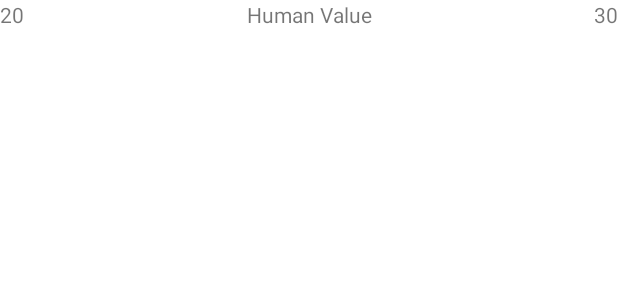
After one commit to Joan-Clarke-Tech-Collective/Raderie, an Android app: the layout compare_item.xml on its own in the app's theme, with its tools: preview values and no code run, on a phone screen of 412 x 824 dp. The commit adds this screen. Shown: the top 300 px of the screen. Run offline under Robolectric (Android 15) with nearby library versions, the phone set to English and light mode, and no system bars.

Commit message:
Various design changes, sharing adapter now shows full list of comparisons

```diff
--- a/app/src/main/java/org/clarkecollective/raderie/models/HumanValue.kt
+++ b/app/src/main/java/org/clarkecollective/raderie/models/HumanValue.kt
@@ -15,9 +15,7 @@ data class HumanValue(
     @ColumnInfo(name = "rating") var rating: Int = 0,
     @ColumnInfo(name = "k_factor") var kFactor: Double = 0.0)
     :java.io.Serializable {
-
     companion object {
         private const val serialVersionUID = 20221128L
     }
-
 }
--- /dev/null
+++ b/app/src/main/res/layout/compare_item.xml
@@ -0,0 +1,44 @@
+<?xml version="1.0" encoding="utf-8"?>
+<layout xmlns:tools="http://schemas.android.com/tools"
+    xmlns:android="http://schemas.android.com/apk/res/android"
+    xmlns:app="http://schemas.android.com/apk/res-auto">
+    <data>
+        <variable
+            name="comparison"
+            type="org.clarkecollective.raderie.ui.compare.Comparison" />
+    </data>
+
+    <androidx.constraintlayout.widget.ConstraintLayout
+        android:layout_width="match_parent"
+        android:layout_height="match_parent">
+
+        <TextView
+            android:id="@+id/compareHVTextView"
+            android:layout_width="0dp"
+            android:layout_height="wrap_content"
+            android:textAlignment="center"
+            android:text="@{comparison.friend.name}"
+            app:layout_constraintEnd_toStartOf="@+id/friendCompareScoreTV"
+            app:layout_constraintStart_toEndOf="@+id/meCompareScoreTV"
+            app:layout_constraintTop_toTopOf="parent"
+            tools:text="Human Value" />
+
+        <TextView
+            android:id="@+id/meCompareScoreTV"
+            android:layout_width="wrap_content"
+            android:layout_height="wrap_content"
+            android:text="@{Integer.toString(comparison.me.rating)}"
+            app:layout_constraintStart_toStartOf="parent"
+            app:layout_constraintTop_toTopOf="parent"
+            tools:text="20" />
+
+        <TextView
+            android:id="@+id/friendCompareScoreTV"
+            android:layout_width="wrap_content"
+            android:layout_height="wrap_content"
+            android:text="@{Integer.toString(comparison.friend.rating)}"
+            app:layout_constraintEnd_toEndOf="parent"
+            app:layout_constraintTop_toTopOf="parent"
+            tools:text="30" />
+    </androidx.constraintlayout.widget.ConstraintLayout>
+</layout>
--- a/app/src/main/res/values/themes.xml
+++ b/app/src/main/res/values/themes.xml
@@ -1,6 +1,6 @@
 <resources xmlns:tools="http://schemas.android.com/tools">
   <!-- Base application theme. -->
-  <style name="Theme.ValuesRank" parent="Theme.MaterialComponents.DayNight.DarkActionBar">
+  <style name="Theme.ValuesRank" parent="Theme.MaterialComponents.DayNight.NoActionBar">
     <!-- Primary brand color. -->
     <item name="colorPrimary">@color/purple_500</item>
     <item name="colorPrimaryVariant">@color/purple_700</item>
```
Also changed, not shown: app/src/main/java/org/clarkecollective/raderie/adapters/CompareRecyclerAdapter.kt (+6 -6 lines), app/src/main/java/org/clarkecollective/raderie/ui/compare/CompareViewModel.kt (+23 -10 lines), app/src/main/java/org/clarkecollective/raderie/ui/main/MainActivity.kt (+10 -2 lines), app/src/main/java/org/clarkecollective/raderie/ui/main/MainActivityViewModel.kt (+10 -1 lines), app/src/main/res/layout/activity_main.xml (+62 -29 lines), app/src/main/res/values/styles.xml (added, +12 -0 lines).
